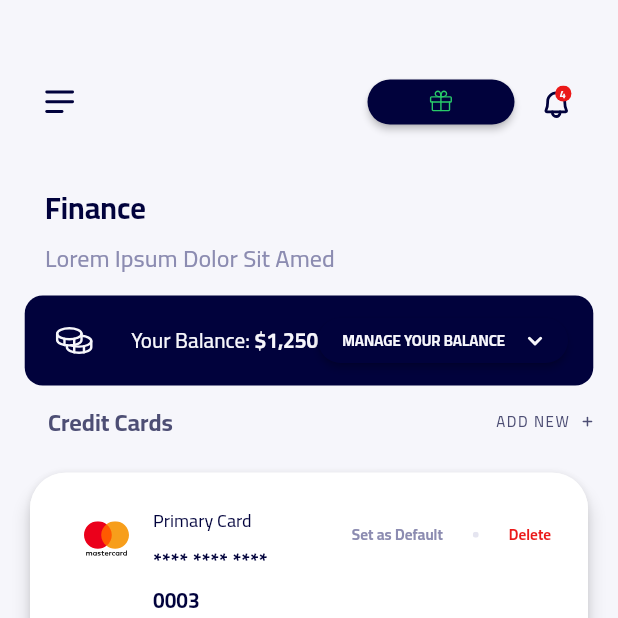
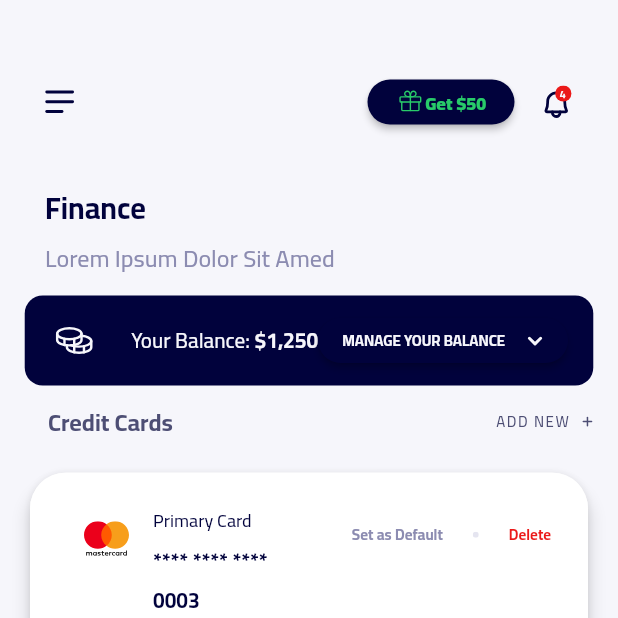
Before and after one commit to ozgun-kara/ruut, a Flutter app: the screen it shows after launch, on a phone screen of 412 x 824 dp, the top half of it. Run offline on Flutter 3.47's test engine with Material 2 defaults, Android fonts, the phone set to English and light mode, and no system bars; our stand-ins replace flutter_svg.

Commit message:
Update finance_page.dart

```diff
--- a/lib/pages/finance_page.dart
+++ b/lib/pages/finance_page.dart
@@ -64,7 +64,14 @@ class FinancePage extends StatelessWidget {
                               width: 19.63,
                               height: 19.63,
                             ),
-
+                            const Text(
+                              'Get \$50',
+                              style: TextStyle(
+                                  fontSize: 12,
+                                  fontFamily: "Cairo-VariableFont_wght",
+                                  fontWeight: FontWeight.w900,
+                                  color: Color(0xFF28CB69)),
+                            ),
 
 
                           ],
```
